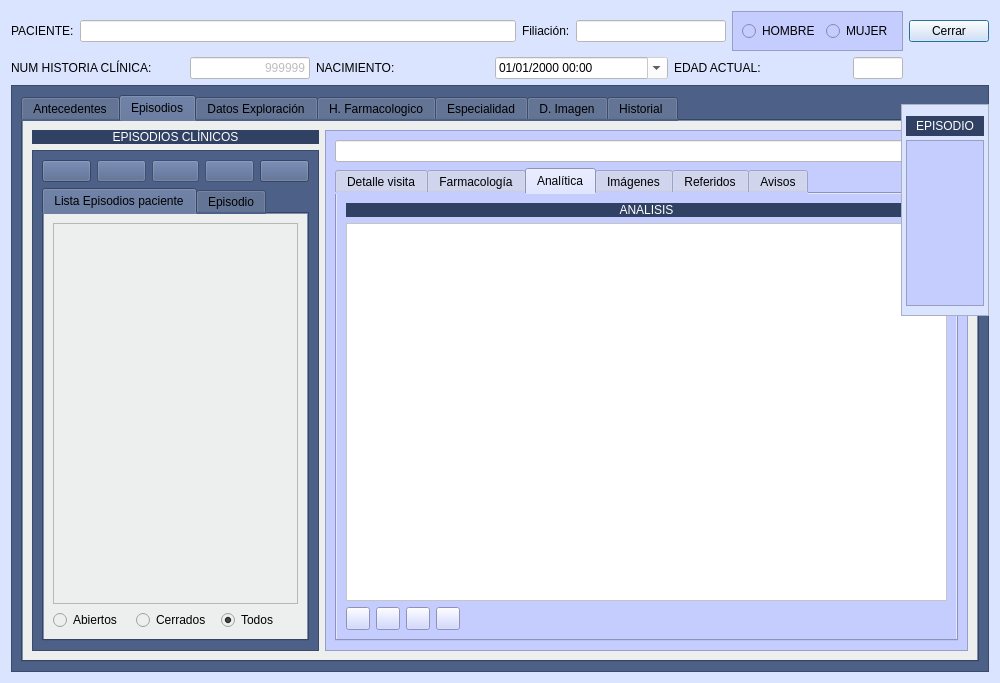
This is Zona_Pacientes/frmfichapaciente.ui in arcnexus/RedFoX as Qt 5 draws it before an edit. The edited form follows.
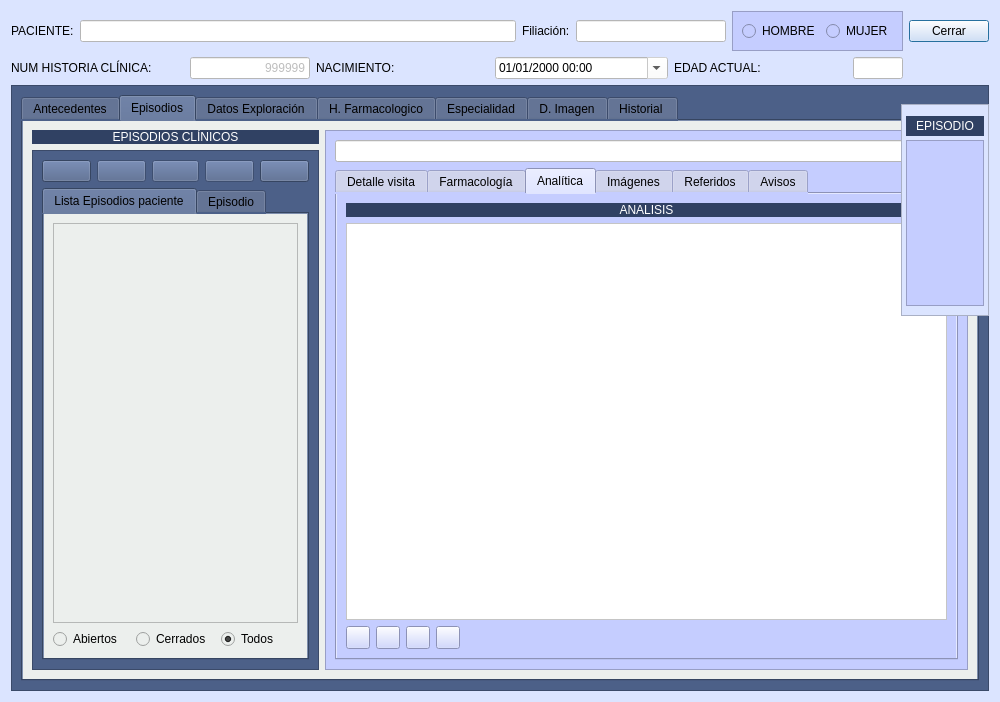
This is the edited form. The open tabs and pages were chosen to show the change. Icons and pictures are not drawn.

Commit message: Reparados bugs varios de epsodio en fichapaciente

The edit to the form file:
```diff
--- a/Zona_Pacientes/frmfichapaciente.ui
+++ b/Zona_Pacientes/frmfichapaciente.ui
@@ -10,7 +10,7 @@
     <x>0</x>
     <y>0</y>
     <width>1000</width>
-    <height>683</height>
+    <height>702</height>
    </rect>
   </property>
   <property name="maximumSize">
```
Left out of the diff: 4 changed lines with no effect on the pictures. The commit also changes 1 other file.
